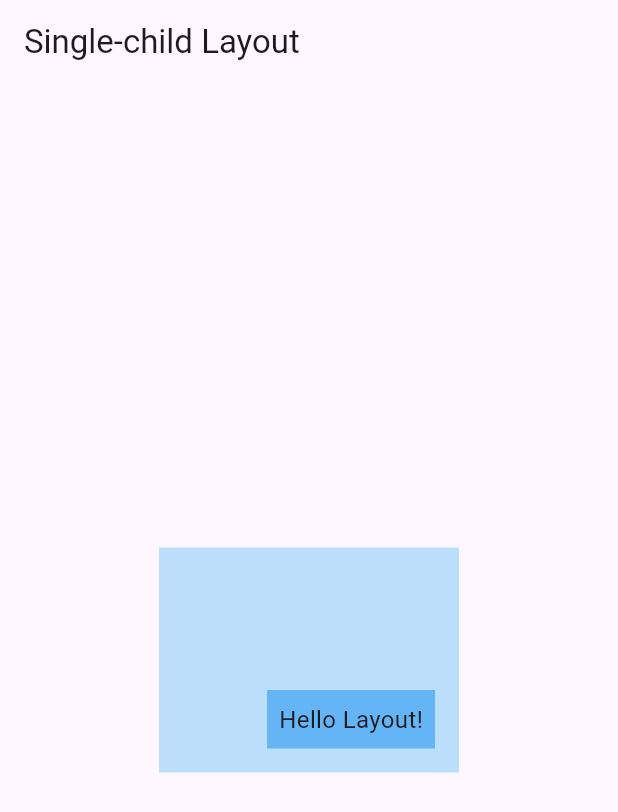
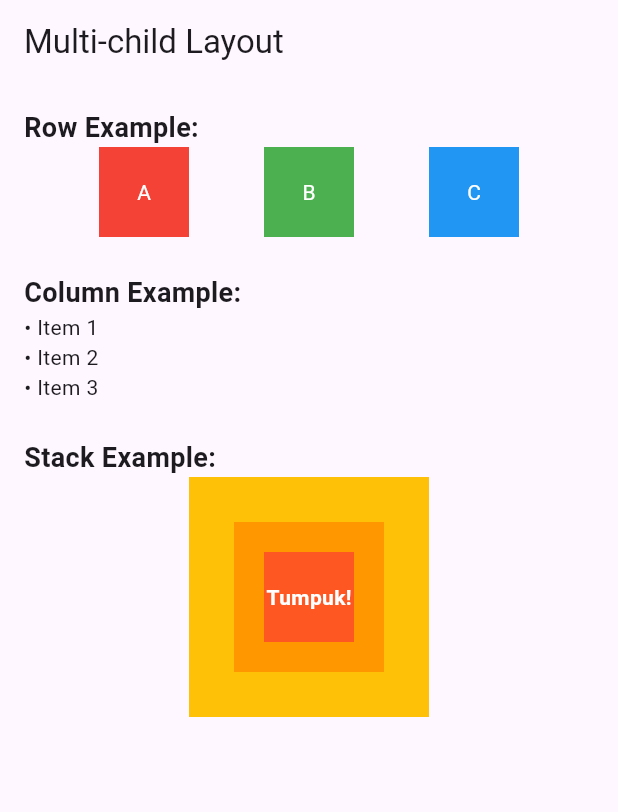
Before and after one commit to MiniMaliZ/MobileSemester5, a Flutter app: the screen it shows after launch, on a phone screen of 412 x 824 dp. Shown: the top 812 px of the screen. Run offline on Flutter 3.47's test engine with Material 3 defaults, Android fonts, the phone set to English and light mode, and no system bars; our stand-ins replace google_fonts.

Commit message:
Multi Child Layout

```diff
--- a/pertemuan7/pertemuan7praktek/lib/main.dart
+++ b/pertemuan7/pertemuan7praktek/lib/main.dart
@@ -1,41 +1,91 @@
 import 'package:flutter/material.dart';
 
 void main() {
-  runApp(const SingleChildLayoutDemo());
+  runApp(const MultiChildLayoutDemo());
 }
 
-class SingleChildLayoutDemo extends StatelessWidget {
-  const SingleChildLayoutDemo({super.key});
+class MultiChildLayoutDemo extends StatelessWidget {
+  const MultiChildLayoutDemo({super.key});
 
   @override
   Widget build(BuildContext context) {
     return MaterialApp(
-      title: 'Single-child Layout Demo',
+      title: 'Multi-child Layout Demo',
       home: Scaffold(
-        appBar: AppBar(
-          title: const Text('Single-child Layout'),
-        ),
-        body: Center(
-          // Center hanya punya satu child
-          child: Container(
-            width: 200,
-            height: 150,
-            color: Colors.blue.shade100,
-            padding: const EdgeInsets.all(16),
-            child: Align(
-              alignment: Alignment.bottomRight,
-              child: Container(
-                color: Colors.blue.shade300,
-                padding: const EdgeInsets.all(8),
-                child: const Text(
-                  'Hello Layout!',
-                  style: TextStyle(fontSize: 16),
-                ),
+        appBar: AppBar(title: const Text('Multi-child Layout')),
+        body: ListView(
+          padding: const EdgeInsets.all(16),
+          children: [
+            // ====== ROW ======
+            const Text(
+              'Row Example:',
+              style: TextStyle(fontSize: 18, fontWeight: FontWeight.bold),
+            ),
+            Row(
+              mainAxisAlignment: MainAxisAlignment.spaceEvenly,
+              children: const [
+                ColorBox(color: Colors.red, label: 'A'),
+                ColorBox(color: Colors.green, label: 'B'),
+                ColorBox(color: Colors.blue, label: 'C'),
+              ],
+            ),
+            const SizedBox(height: 24),
+
+            // ====== COLUMN ======
+            const Text(
+              'Column Example:',
+              style: TextStyle(fontSize: 18, fontWeight: FontWeight.bold),
+            ),
+            Column(
+              mainAxisAlignment: MainAxisAlignment.center,
+              crossAxisAlignment: CrossAxisAlignment.start,
+              children: const [
+                Text('• Item 1'),
+                Text('• Item 2'),
+                Text('• Item 3'),
+              ],
+            ),
+            const SizedBox(height: 24),
+
+            // ====== STACK ======
+            const Text(
+              'Stack Example:',
+              style: TextStyle(fontSize: 18, fontWeight: FontWeight.bold),
+            ),
+            Center(
+              child: Stack(
+                alignment: Alignment.center,
+                children: [
+                  Container(width: 160, height: 160, color: Colors.amber),
+                  Container(width: 100, height: 100, color: Colors.orange),
+                  Container(width: 60, height: 60, color: Colors.deepOrange),
+                  const Text(
+                    'Tumpuk!',
+                    style: TextStyle(color: Colors.white, fontWeight: FontWeight.bold),
+                  ),
+                ],
               ),
             ),
-          ),
+          ],
         ),
       ),
     );
   }
 }
+
+class ColorBox extends StatelessWidget {
+  final Color color;
+  final String label;
+  const ColorBox({super.key, required this.color, required this.label});
+
+  @override
+  Widget build(BuildContext context) {
+    return Container(
+      width: 60,
+      height: 60,
+      color: color,
+      alignment: Alignment.center,
+      child: Text(label, style: const TextStyle(color: Colors.white)),
+    );
+  }
+}
```
Also changed, not shown: 1 other file.
